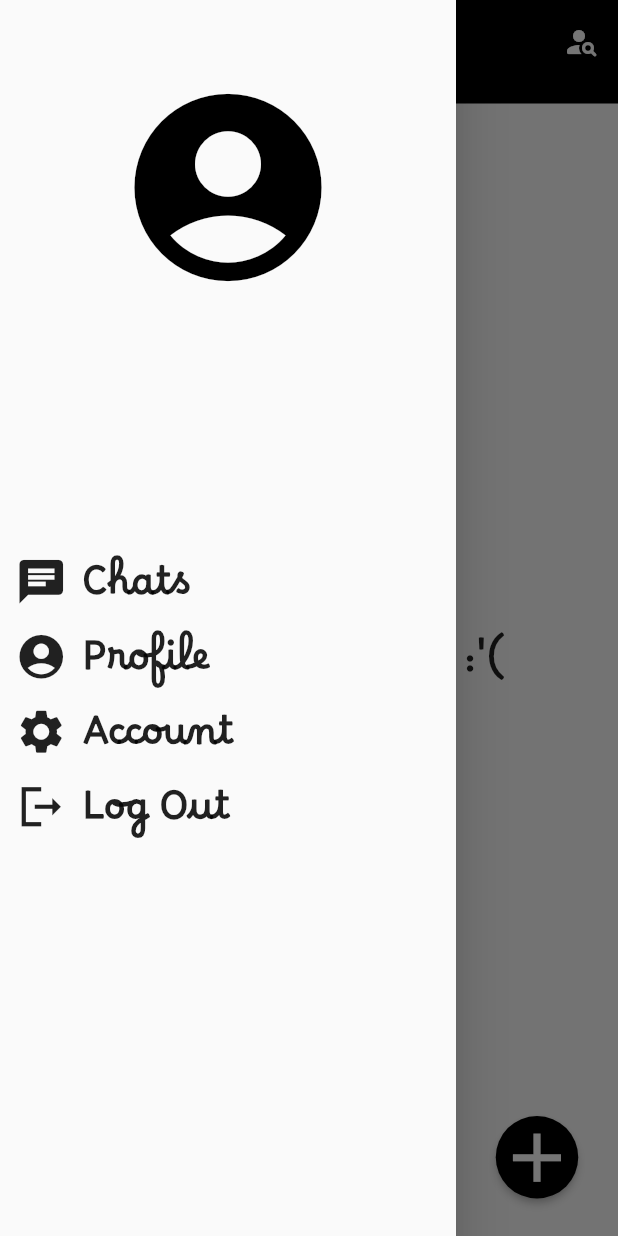
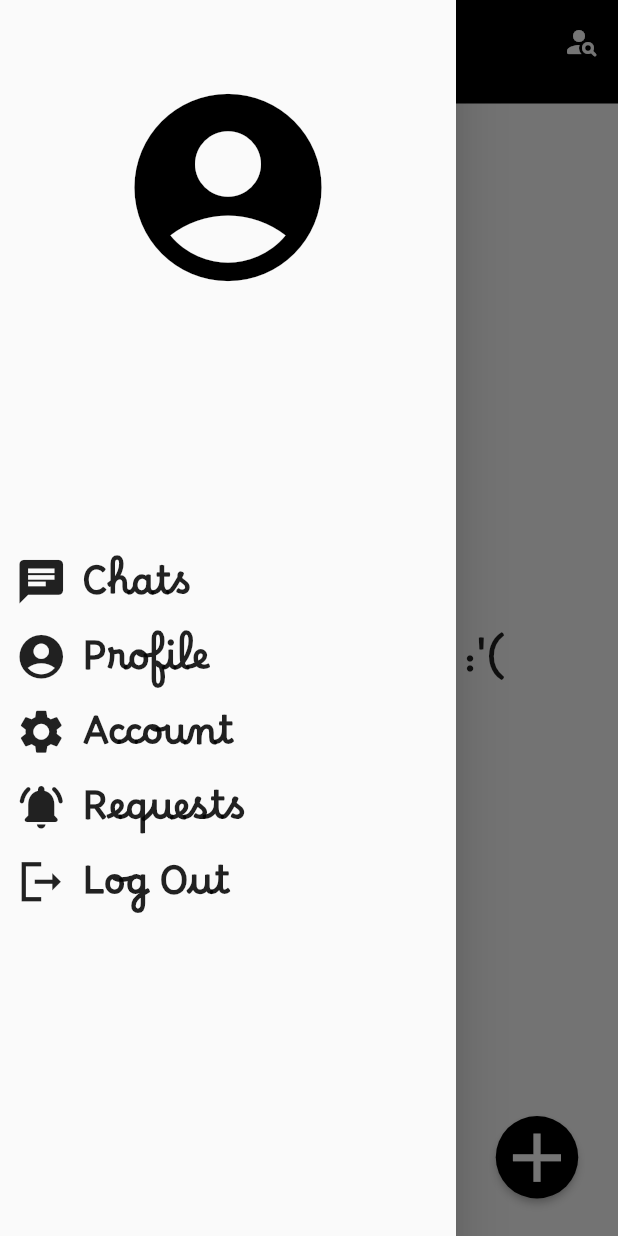
Before and after one commit to zekDRACULA/chat.At, a Flutter app: the FriendList screen opened directly, with the side drawer open, on a phone screen of 412 x 824 dp. Run offline on Flutter 3.47's test engine with Material 2 defaults, Android fonts, the phone set to English and light mode, and no system bars; our stand-ins replace cloud_firestore, firebase_auth, firebase_core, shared_preferences; accounts and stored records are empty.

Commit message:
added request button

```diff
--- a/lib/pages/auth/friend_list.dart
+++ b/lib/pages/auth/friend_list.dart
@@ -4,6 +4,7 @@ import 'package:chatapp/pages/auth/friend_list.dart';
 import 'package:chatapp/pages/auth/search_page.dart';
 import 'package:chatapp/pages/home_page.dart';
 import 'package:chatapp/pages/profile_page.dart';
+import 'package:chatapp/pages/requests.dart';
 import 'package:chatapp/pages/user_search.dart';
 import 'package:chatapp/service/auth_service.dart';
 import 'package:chatapp/service/database_service.dart';
@@ -20,7 +21,7 @@ class FriendList extends StatefulWidget {
 }
 
 class _FriendListState extends State<FriendList> {
-  String key = "";
+  //String key = "";
   String userName = "";
   String email = "";
   Stream? friends;
@@ -213,7 +214,34 @@ class _FriendListState extends State<FriendList> {
                               fontWeight: FontWeight.w700),
                           recognizer: TapGestureRecognizer()..onTap = () {}))
                 ]),
-            //Friends
+            //Requests
+
+            Row(
+                crossAxisAlignment: CrossAxisAlignment.start,
+                textBaseline: TextBaseline.alphabetic,
+                children: [
+                  const SizedBox(
+                    width: 10,
+                    height: 15,
+                  ),
+                  const Icon(Icons.notifications_on_rounded, size: 35),
+                  const SizedBox(
+                    height: 5,
+                    width: 10,
+                  ),
+                  Text.rich(
+                      textAlign: TextAlign.start,
+                      TextSpan(
+                          text: "Requests",
+                          style: const TextStyle(
+                              fontFamily: 'Borel',
+                              fontSize: 25,
+                              fontWeight: FontWeight.w700),
+                          recognizer: TapGestureRecognizer()
+                            ..onTap = () {
+                              nextScreen(context, Requests());
+                            }))
+                ]),
             //LogOut
             Row(
                 crossAxisAlignment: CrossAxisAlignment.start,
@@ -224,8 +252,6 @@ class _FriendListState extends State<FriendList> {
                     height: 15,
                   ),
                   const Icon(Icons.logout_sharp, size: 35),
-
-                  // Log Out
                   const SizedBox(
                     width: 10,
                   ),
--- a/lib/service/database_service.dart
+++ b/lib/service/database_service.dart
@@ -37,4 +37,8 @@ class DatabaseService {
   getUserFriends() async {
     return userCollection.doc(uid).snapshots();
   }
+
+  getUserRequests() async {
+    return userCollection.doc(uid).snapshots();
+  }
 }
```
Also changed, not shown: lib/pages/home_page.dart (+28 -2 lines), lib/pages/profile_page.dart (+29 -2 lines), lib/pages/requests.dart (added, +101 -0 lines), lib/pages/user_search.dart (+29 -1 lines).
